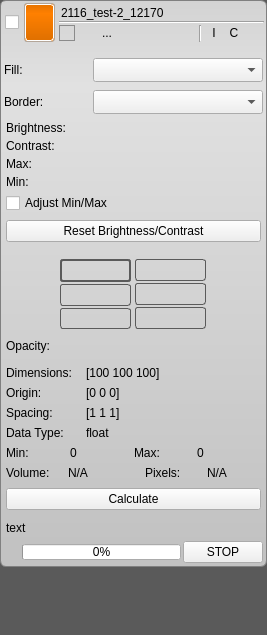
This is src/Interface/Application/LayerWidget.ui in SCIInstitute/Seg3D as Qt 5 draws it before an edit. The edited form follows.
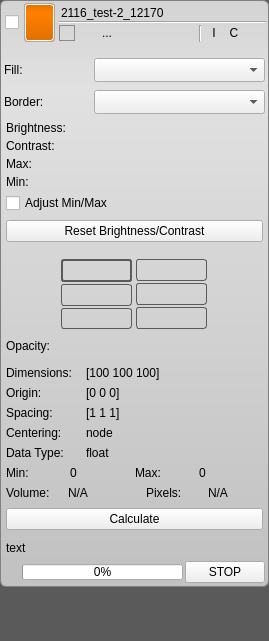
This is the edited form. Icons and pictures are not drawn. Custom widgets are drawn as their Qt base class.

Commit message: - Displaying centering (node vs. cell) with layer info.

The edit to the form file:
```diff
--- a/src/Interface/Application/LayerWidget.ui
+++ b/src/Interface/Application/LayerWidget.ui
@@ -6,8 +6,8 @@
    <rect>
     <x>0</x>
     <y>0</y>
-    <width>267</width>
-    <height>635</height>
+    <width>269</width>
+    <height>641</height>
    </rect>
   </property>
   <property name="mouseTracking">
@@ -1474,6 +1474,50 @@
               </layout>
              </widget>
             </item>
+            <item>
+             <widget class="QWidget" name="centering_widget_" native="true">
+              <property name="minimumSize">
+               <size>
+                <width>0</width>
+                <height>20</height>
+               </size>
+              </property>
+              <property name="maximumSize">
+               <size>
+                <width>16777215</width>
+                <height>20</height>
+               </size>
+              </property>
+              <layout class="QHBoxLayout" name="horizontalLayout_23">
+               <property name="spacing">
+                <number>0</number>
+               </property>
+               <property name="margin">
+                <number>0</number>
+               </property>
+               <item>
+                <widget class="QLabel" name="label_10">
+                 <property name="maximumSize">
+                  <size>
+                   <width>80</width>
+                   <height>16777215</height>
+                  </size>
+                 </property>
+                 <property name="text">
+                  <string>Centering:</string>
+                 </property>
+                </widget>
+               </item>
+               <item>
+                <widget class="QLabel" name="centering_label_">
+                 <property name="text">
+                  <string>node</string>
+                 </property>
+                </widget>
+               </item>
+              </layout>
+             </widget>
+            </item>
             <item>
              <widget class="QWidget" name="datainfo_widget_" native="true">
               <property name="minimumSize">
```
The commit also changes 6 other files.
